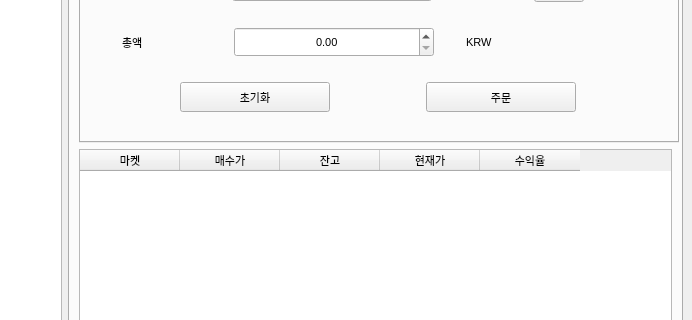
The window that main1.ui (changhee-won/AiCoinsTrade) describes before a commit, drawn with Qt 5; both pictures show x 384 to 1076 and y 237 to 557 of the 1076 by 800 pixel window.
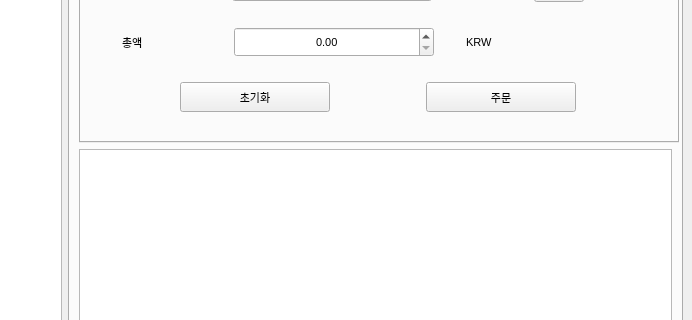
The same window after the commit. The open tabs and pages were chosen to show the change.

Commit message: 수정함:        aicoin_main.py 	수정함:        main1.ui

What changed in the file:
```diff
--- a/main1.ui
+++ b/main1.ui
@@ -1162,7 +1162,7 @@
              </font>
             </property>
             <attribute name="horizontalHeaderVisible">
-             <bool>true</bool>
+             <bool>false</bool>
             </attribute>
             <attribute name="horizontalHeaderStretchLastSection">
              <bool>false</bool>
```
Left out of the diff: 6 changed lines with no effect on the pictures. The commit also changes 2 other files.
